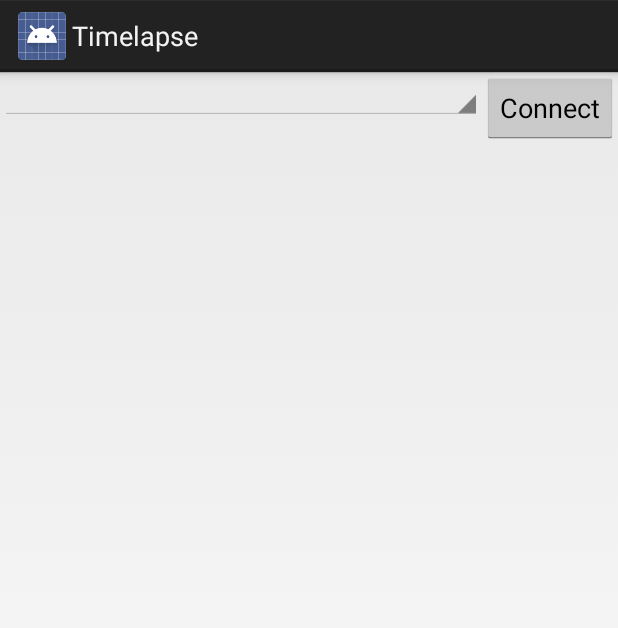
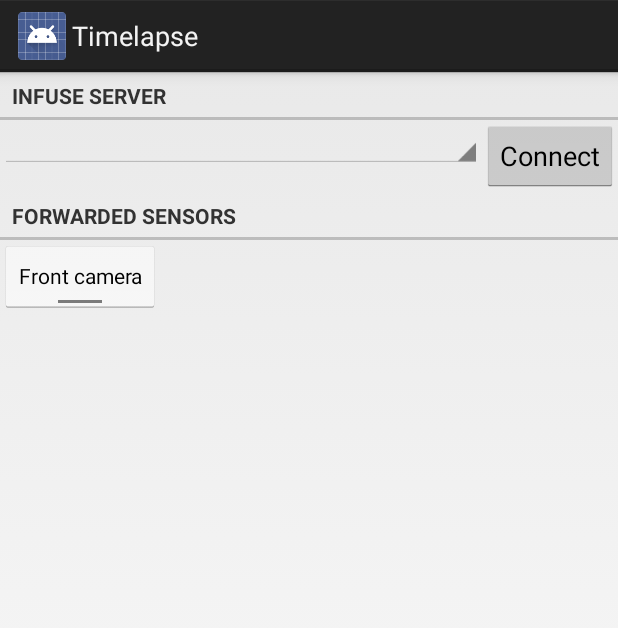
Before and after one commit to backmask/timelapse, an Android app: the layout fragment_infuse.xml on its own in the app's theme, with its tools: preview values and no code run, on a phone screen of 412 x 824 dp. Shown: the top 628 px of the screen. Run offline under Robolectric (Android 15) with nearby library versions, the phone set to English and light mode, and no system bars.

Commit message:
Add camera sensor

```diff
--- a/app/Timelapse/Timelapse/build.gradle
+++ b/app/Timelapse/Timelapse/build.gradle
@@ -3,7 +3,7 @@ buildscript {
         mavenCentral()
     }
     dependencies {
-        classpath 'com.android.tools.build:gradle:0.10.+'
+        classpath 'com.android.tools.build:gradle:0.11.+'
     }
 }
 apply plugin: 'android'
@@ -14,7 +14,7 @@ repositories {
 
 android {
     compileSdkVersion 19
-    buildToolsVersion '19.0.0'
+    buildToolsVersion '19.1.0'
 
     defaultConfig {
         minSdkVersion 18
--- a/app/Timelapse/Timelapse/src/main/AndroidManifest.xml
+++ b/app/Timelapse/Timelapse/src/main/AndroidManifest.xml
@@ -9,6 +9,8 @@
         android:targetSdkVersion="19" />
 
     <uses-permission android:name="android.permission.INTERNET" />
+    <uses-permission android:name="android.permission.CAMERA" />
+    <uses-feature android:name="android.hardware.camera.any" />
 
     <application
         android:allowBackup="true"
--- /dev/null
+++ b/app/Timelapse/Timelapse/src/main/java/com/backmask/timelapse/infuse/ISocketWriter.java
@@ -0,0 +1,5 @@
+package com.backmask.timelapse.infuse;
+
+public interface ISocketWriter {
+    void write(String queueName, byte[] bytes);
+}
--- a/app/Timelapse/Timelapse/src/main/java/com/backmask/timelapse/infuse/message/ConnectedMessage.java
+++ b/app/Timelapse/Timelapse/src/main/java/com/backmask/timelapse/infuse/message/ConnectedMessage.java
@@ -8,9 +8,9 @@ public class ConnectedMessage extends BaseMessage {
     public boolean isConnected;
 
     @Override
-    public boolean tryReadBody(JsonReader reader) throws IOException {
+    public boolean tryReadData(JsonReader reader) throws IOException {
         String name = reader.nextName();
-        if (!name.equals("connected")) {
+        if (!"connected".equals(name)) {
             return false;
         }
 
--- a/app/Timelapse/Timelapse/src/main/res/layout/fragment_infuse.xml
+++ b/app/Timelapse/Timelapse/src/main/res/layout/fragment_infuse.xml
@@ -2,7 +2,14 @@
 
 <LinearLayout xmlns:android="http://schemas.android.com/apk/res/android"
     android:orientation="vertical" android:layout_width="match_parent"
-    android:layout_height="match_parent">
+    android:layout_height="match_parent"
+    android:id="@+id/root_layout">
+
+    <TextView
+        android:layout_width="fill_parent"
+        android:layout_height="wrap_content"
+        android:text="@string/infuse_server"
+        style="?android:attr/listSeparatorTextViewStyle" />
 
     <LinearLayout
         android:orientation="horizontal"
@@ -22,4 +29,18 @@
             android:text="@string/connect"
             android:id="@+id/connect" />
     </LinearLayout>
+
+    <TextView
+        android:layout_width="fill_parent"
+        android:layout_height="wrap_content"
+        android:text="@string/forwarded_sensors"
+        style="?android:attr/listSeparatorTextViewStyle" />
+
+    <ToggleButton
+        android:layout_width="wrap_content"
+        android:layout_height="wrap_content"
+        android:textOn="@string/toggle_front_camera"
+        android:textOff="@string/toggle_front_camera"
+        android:id="@+id/toggleFrontCamera"
+        android:checked="false" />
 </LinearLayout>
--- a/app/Timelapse/Timelapse/src/main/res/raw/infuse_device.json
+++ b/app/Timelapse/Timelapse/src/main/res/raw/infuse_device.json
@@ -1,4 +1,6 @@
 {
+    "method" : "/bootstrap/device",
+    "params" : {
         "name" : "Android Phone",
         "family" : "phone.android",
         "version" : "4.3",
@@ -6,3 +8,4 @@
             "gyroscope"
         ]
     }
+}
--- a/app/Timelapse/Timelapse/src/main/res/values/strings.xml
+++ b/app/Timelapse/Timelapse/src/main/res/values/strings.xml
@@ -26,4 +26,10 @@
 
     <!-- Infuse -->
     <string name="label_infuse">Infuse</string>
+
+    <!-- Camera -->
+    <string name="label_camera">Camera</string>
+    <string name="toggle_front_camera">Front camera</string>
+    <string name="infuse_server">Infuse server</string>
+    <string name="forwarded_sensors">Forwarded sensors</string>
 </resources>
```
Also changed, not shown: app/Timelapse/Timelapse/src/main/java/com/backmask/timelapse/InfuseFragment.java (+45 -2 lines), app/Timelapse/Timelapse/src/main/java/com/backmask/timelapse/infuse/InfuseSocket.java (+8 -1 lines), app/Timelapse/Timelapse/src/main/java/com/backmask/timelapse/infuse/InfuseSocketWorker.java (+13 -1 lines), app/Timelapse/Timelapse/src/main/java/com/backmask/timelapse/infuse/message/BaseMessage.java (+42 -14 lines), app/Timelapse/Timelapse/src/main/java/com/backmask/timelapse/infuse/sensor/CameraSensor.java (added, +110 -0 lines), app/Timelapse/Timelapse/src/main/java/com/backmask/timelapse/infuse/sensor/ISensor.java (added, +8 -0 lines), 1 other file. Lines whose indentation alone changed are shown as unchanged.
